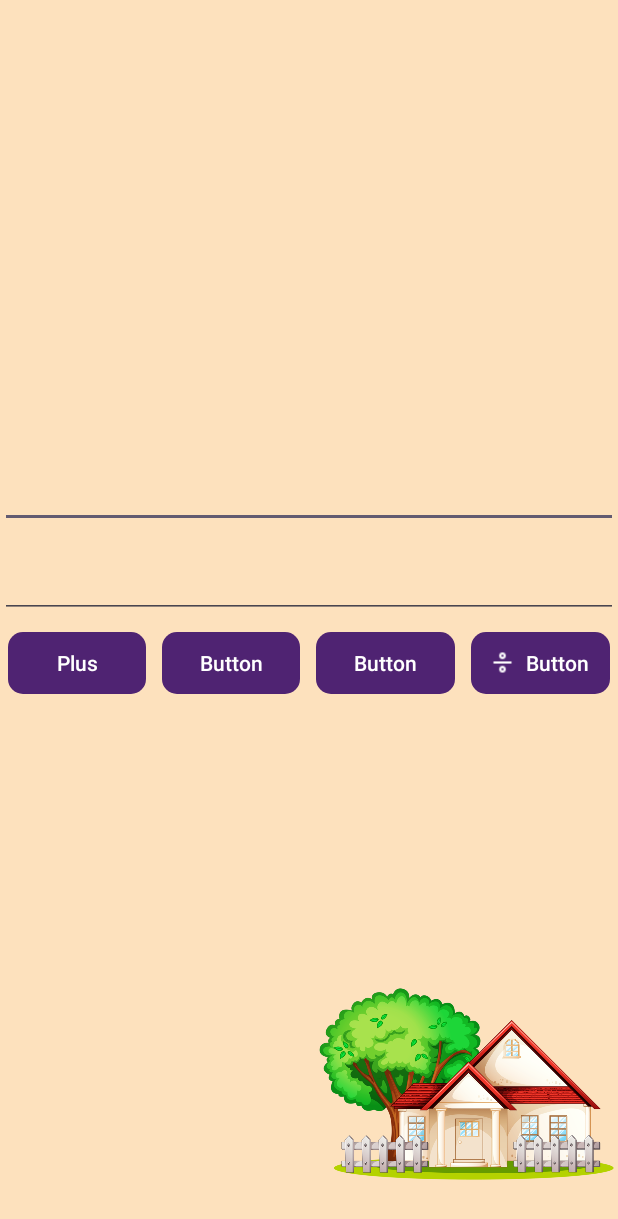
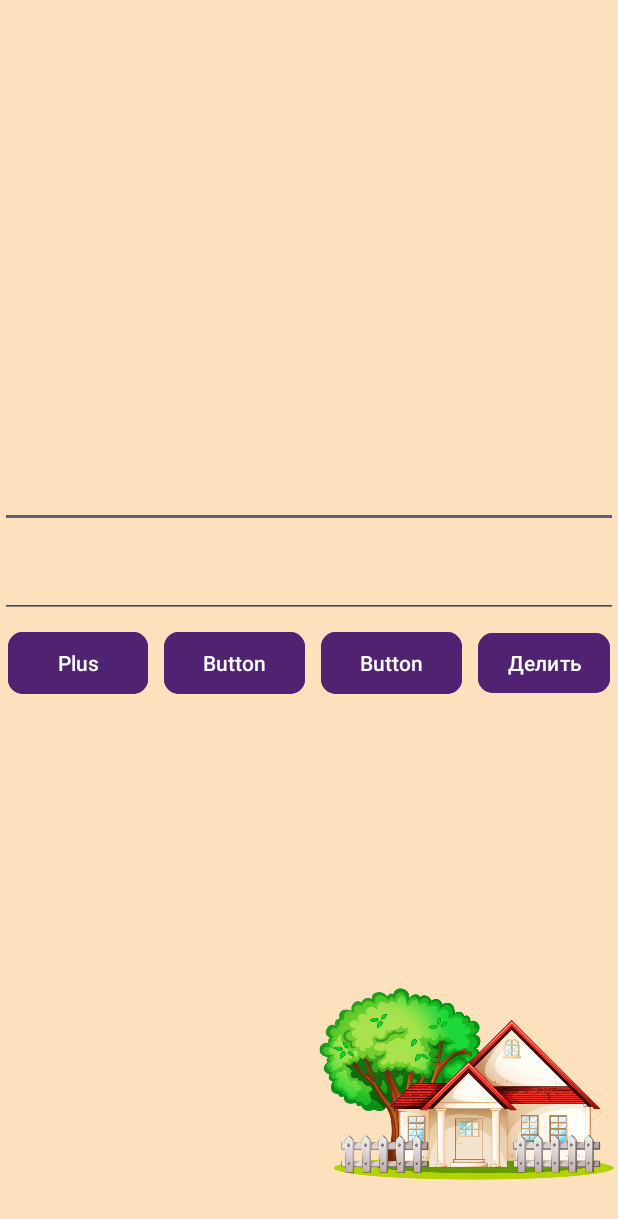
Before and after one commit to iseletkov/TorgiLands, an Android app: the layout activity_main.xml on its own in the app's theme, with its tools: preview values and no code run, on a phone screen of 412 x 824 dp. Shown: the top 1219 px of the screen. Run offline under Robolectric (Android 15) with nearby library versions, the phone set to English and light mode, and no system bars.

Commit message:
Перенос изменений ветки main в ветку test

```diff
--- a/app/src/main/java/ru/psu/mobile/torgilands/MainActivity.kt
+++ b/app/src/main/java/ru/psu/mobile/torgilands/MainActivity.kt
@@ -3,6 +3,7 @@ package ru.psu.mobile.torgilands
 import androidx.appcompat.app.AppCompatActivity
 import android.os.Bundle
 import android.view.View
+import android.widget.Toast
 import ru.psu.mobile.torgilands.databinding.ActivityMainBinding
 
 class MainActivity : AppCompatActivity() {
@@ -23,6 +24,16 @@ class MainActivity : AppCompatActivity() {
 //        editTextValue2 = findViewById(R.id.editTextValue2)
         binding.textView2.text = getString(R.string.initial_output)
 
+        binding.buttonPlus.setOnLongClickListener {
+            Toast.makeText(
+                this,
+                "Долгое нажатие!",
+                Toast.LENGTH_LONG
+
+            ).show()
+            return@setOnLongClickListener true
+        }
+
     }
 
     fun onButtonPlusClick(view : View)
--- /dev/null
+++ b/app/src/main/res/drawable/add_24.xml
@@ -0,0 +1,5 @@
+<vector android:height="24dp" android:tint="#000000"
+    android:viewportHeight="24" android:viewportWidth="24"
+    android:width="24dp" xmlns:android="http://schemas.android.com/apk/res/android">
+    <path android:fillColor="@android:color/white" android:pathData="M19,13h-6v6h-2v-6H5v-2h6V5h2v6h6v2z"/>
+</vector>
--- a/app/src/main/res/layout/activity_main.xml
+++ b/app/src/main/res/layout/activity_main.xml
@@ -6,7 +6,7 @@
     android:layout_height="match_parent"
     android:orientation="horizontal"
     tools:context=".MainActivity"
-    android:background="@color/background"
+    android:background="@color/secondary"
     >
 
     <LinearLayout
@@ -44,19 +44,16 @@
                 android:layout_weight="1"
                 android:onClick="onButtonPlusClick"
                 android:text="@string/plus"
-                app:backgroundTint="@color/primary"
-                app:cornerRadius="10dp"
-                android:layout_margin="5dp"
-                android:textColor="@color/white"
-                />
+                style="@style/MyCustomButtonStyle"/>
 
             <Button
                 android:id="@+id/buttonMinus"
+                style="@style/MyCustomButtonStyle"
                 android:layout_width="0dp"
                 android:layout_height="match_parent"
                 android:layout_weight="1"
                 android:text="Button"
-                style="@style/MyCustomButton"/>
+                />
 
             <Button
                 android:id="@+id/buttonMultiply"
@@ -64,17 +61,15 @@
                 android:layout_height="match_parent"
                 android:layout_weight="1"
                 android:text="Button"
-                style="@style/MyCustomButton"/>
+                style="@style/MyCustomButtonStyle"
+            />
 
             <Button
                 android:id="@+id/buttonDivision"
-                android:layout_width="0dp"
-                android:layout_height="match_parent"
-                android:layout_weight="1"
-                android:text="Button"
-                style="@style/MyCustomButton"
-                app:icon="@drawable/icons8_divide_24"
-                />
+                android:layout_width="wrap_content"
+                android:layout_height="wrap_content"
+                android:text="Делить"
+                style="@style/MyCustomButtonStyle"/>
         </LinearLayout>
 
         <TextView
@@ -85,13 +80,11 @@
 
 
     </LinearLayout>
-
     <ImageView
-        android:id="@+id/imageView"
         android:layout_width="200dp"
         android:layout_height="200dp"
-        app:srcCompat="@drawable/house"
         app:layout_constraintBottom_toBottomOf="parent"
         app:layout_constraintEnd_toEndOf="parent"
+        android:src="@drawable/house"
         />
 </androidx.constraintlayout.widget.ConstraintLayout>
--- a/app/src/main/res/values/colors.xml
+++ b/app/src/main/res/values/colors.xml
@@ -2,7 +2,6 @@
 <resources>
     <color name="black">#FF000000</color>
     <color name="white">#FFFFFFFF</color>
-    <color name="background">#fde1bd</color>
+    <color name="primary">#4f2372</color>
     <color name="secondary">#fde1bd</color>
-    <color name="primary">#4f2372</color>
 </resources>
--- a/app/src/main/res/values/themes.xml
+++ b/app/src/main/res/values/themes.xml
@@ -7,14 +7,11 @@
 
     <style name="Theme.TorgiLands" parent="Base.Theme.TorgiLands" />
 
-    <style name="MyCustomButton" parent="Widget.Material3.Button.TextButton">
-<!--        <item name="materialThemeOverlay">@style/ThemeOverlay.App.Button.TextButton</item>-->
-<!--        <item name="android:textAppearance">@style/TextAppearance.App.Button</item>-->
-<!--        <item name="shapeAppearance">@style/ShapeAppearance.App.SmallComponent</item>-->
+    <style name="MyCustomButtonStyle" parent="Widget.Material3.Button.TextButton" >
         <item name="cornerRadius">10dp</item>
-        <item name="backgroundTint">@color/primary</item>
+        <item name="android:layout_margin">5dp</item>
+        <item name="android:backgroundTint">@color/primary</item>
         <item name="android:textColor">@color/white</item>
-        <item name="android:layout_margin">5dp</item>
         <item name="iconTint">@color/white</item>
     </style>
 </resources>
```
